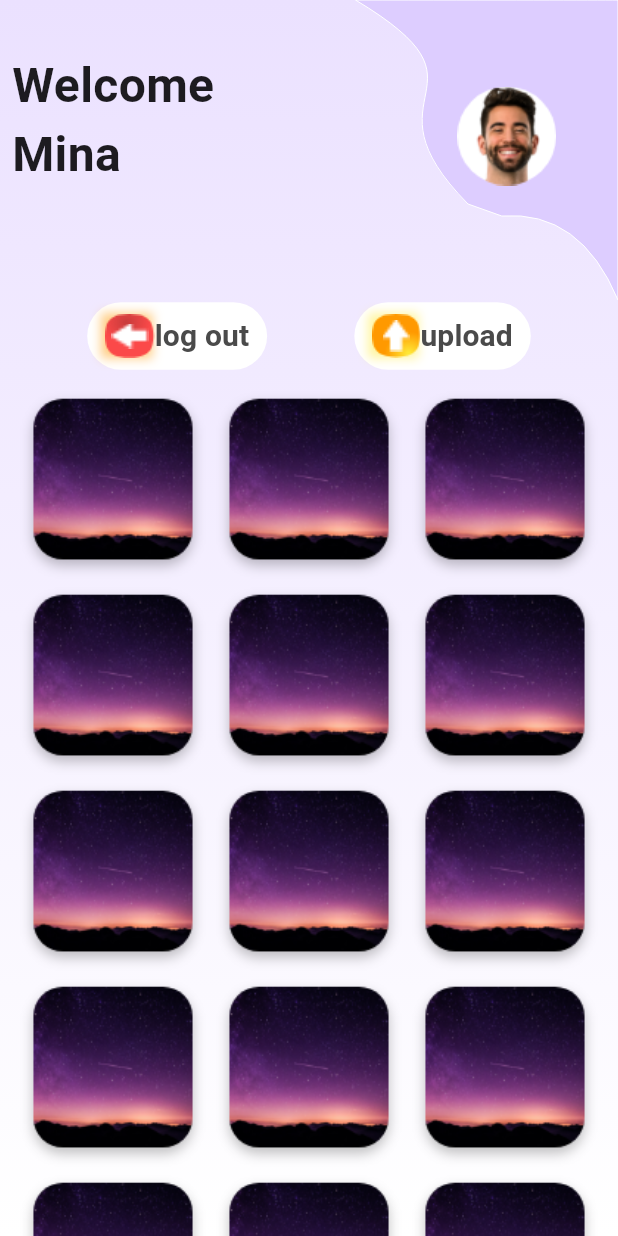
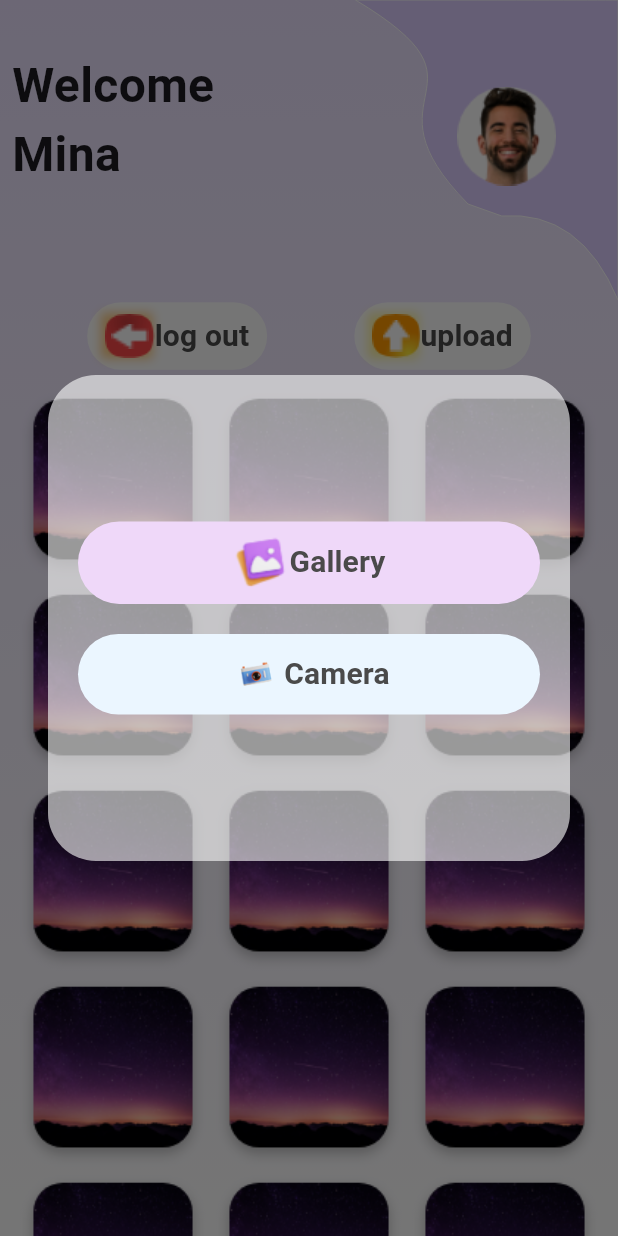
Before and after one commit to MustafaSheeha/ProMinaTask, a Flutter app: the HomeView screen opened by its route, after a tap on "upload", on a phone screen of 412 x 824 dp. Run offline on Flutter 3.47's test engine with Material 3 defaults, Android fonts, the phone set to English and light mode, and no system bars; our stand-ins replace dio, get, image_picker, shared_preferences; accounts and stored records are empty; project files that could hold a hidden picture were left out.

Commit message:
Add image picker functionality to UploadWidget button press

```diff
--- a/lib/features/home/view/widgets/upload_widget.dart
+++ b/lib/features/home/view/widgets/upload_widget.dart
@@ -1,4 +1,8 @@
 import 'package:flutter/material.dart';
+import 'package:get/get.dart';
+import 'package:image_picker/image_picker.dart';
+import 'package:promina_gallery_task/core/constants/assets.dart';
+import 'package:promina_gallery_task/core/widgets/vertical_space.dart';
 
 import '../../../../core/constants/app_colors.dart';
 import '../../../../core/constants/app_strings.dart';
@@ -17,14 +21,79 @@ class UploadWidget extends StatelessWidget {
       style: ButtonStyle(
         backgroundColor: WidgetStateProperty.all(AppColors.white),
       ),
-      onPressed: () {},
+      onPressed: () {
+        Get.dialog(
+          Container(
+            margin: const EdgeInsets.symmetric(vertical: 250, horizontal: 32),
+            decoration: BoxDecoration(
+              color: AppColors.white.withOpacity(0.6),
+              borderRadius: BorderRadius.circular(32),
+              backgroundBlendMode: BlendMode.luminosity,
+            ),
+            child: Column(
+              mainAxisAlignment: MainAxisAlignment.center,
+              mainAxisSize: MainAxisSize.min,
+              children: [
+                Padding(
+                  padding: const EdgeInsets.symmetric(horizontal: 20),
+                  child: TextButton(
+                      style: ButtonStyle(
+                        backgroundColor: WidgetStateProperty.all(
+                            AppColors.lightLavenderPink),
+                      ),
+                      onPressed: () async {
+                        await ImagePicker()
+                            .pickImage(source: ImageSource.gallery);
+                      },
+                      child: Row(
+                        mainAxisAlignment: MainAxisAlignment.center,
+                        children: [
+                          Image.asset(Assets.imagesGallery),
+                          TextWidget(
+                            text: AppStrings.gellary,
+                            style: AppTextStyles.segoeUIBold.copyWith(
+                                fontSize: 20, color: AppColors.darkGrey),
+                          ),
+                        ],
+                      )),
+                ),
+                const VerticalSpace(20),
+                Padding(
+                  padding: const EdgeInsets.symmetric(horizontal: 20),
+                  child: TextButton(
+                      style: ButtonStyle(
+                        backgroundColor:
+                            WidgetStateProperty.all(AppColors.skyBlue),
+                      ),
+                      onPressed: () async {
+                        await ImagePicker()
+                            .pickImage(source: ImageSource.camera);
+                      },
+                      child: Row(
+                        mainAxisAlignment: MainAxisAlignment.center,
+                        children: [
+                          Image.asset(Assets.imagesCamera, scale: 1.8),
+                          TextWidget(
+                            text: AppStrings.camera,
+                            style: AppTextStyles.segoeUIBold.copyWith(
+                                fontSize: 20, color: AppColors.darkGrey),
+                          ),
+                        ],
+                      )),
+                ),
+              ],
+            ),
+          ),
+        );
+      },
       child: Row(
         mainAxisAlignment: MainAxisAlignment.spaceBetween,
         children: [
           const UploadIconWidget(),
           TextWidget(
             text: AppStrings.upload,
-            style: AppTextStyles.balooThambi2.copyWith(fontSize: 20,color: AppColors.darkGrey),
+            style: AppTextStyles.balooThambi2
+                .copyWith(fontSize: 20, color: AppColors.darkGrey),
           )
         ],
       ),
```
